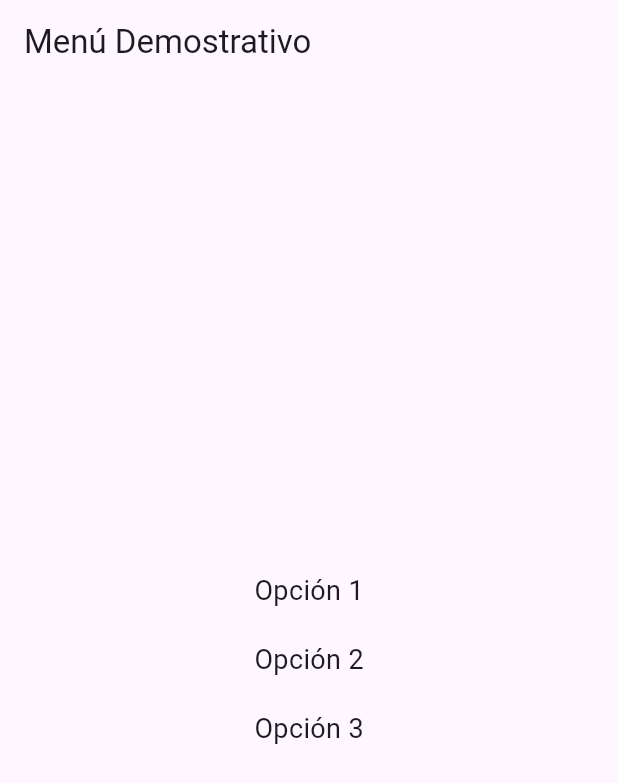
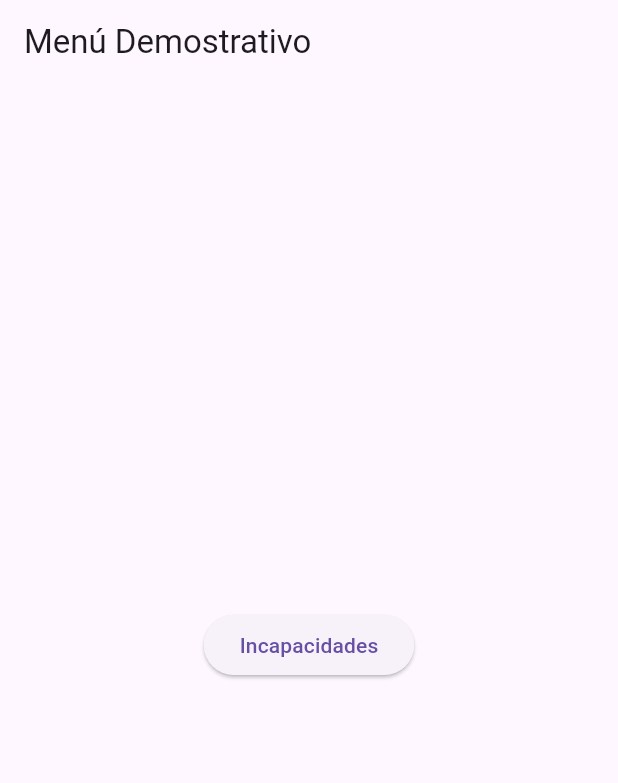
Before and after one commit to leoespi/talento_mxm_flutter, a Flutter app: the MenuPage screen opened directly, on a phone screen of 412 x 824 dp. Shown: the top 783 px of the screen. Run offline on Flutter 3.47's test engine with Material 3 defaults, Android fonts, the phone set to English and light mode, and no system bars; our stand-ins replace get, get_storage, google_fonts, image_picker; accounts and stored records are empty.

Commit message:
Incapacidades diseño (boton menu- elimine imagen logo)

```diff
--- a/lib/views/login_page.dart
+++ b/lib/views/login_page.dart
@@ -37,11 +37,7 @@ class _LoginPageState extends State<LoginPage> {
                     width: 200,
                     height: 200,
                     decoration: BoxDecoration(
-                      image: DecorationImage(
-                        image: NetworkImage(
-                            'https://storage.googleapis.com/mxm-2022/personalizacion/123399420963f51c1d9a4412.043673570.631880001677007901.png'),
-                        fit: BoxFit.contain,
-                      ),
+
                     ),
                   ),
                 ),
--- a/lib/views/menu.dart
+++ b/lib/views/menu.dart
@@ -1,4 +1,5 @@
 import 'package:flutter/material.dart';
+import 'package:talento_mxm_flutter/views/incapacidades_page.dart'; // Asegúrate de importar el archivo donde tienes la página de incapacidades
 
 class MenuPage extends StatelessWidget {
   @override
@@ -11,20 +12,17 @@ class MenuPage extends StatelessWidget {
         child: Column(
           mainAxisAlignment: MainAxisAlignment.center,
           children: <Widget>[
-            Text(
-              'Opción 1',
-              style: TextStyle(fontSize: 18),
+            ElevatedButton(
+              onPressed: () {
+                Navigator.push(
+                  context,
+                  MaterialPageRoute(builder: (context) => MyForm()), // Reemplaza IncapacidadesPage con el nombre de tu clase de la página de incapacidades
+                );
+              },
+              child: Text('Incapacidades'), // Cambia el texto según la opción que quieras
             ),
             SizedBox(height: 20),
-            Text(
-              'Opción 2',
-              style: TextStyle(fontSize: 18),
-            ),
-            SizedBox(height: 20),
-            Text(
-              'Opción 3',
-              style: TextStyle(fontSize: 18),
-            ),
+
           ],
         ),
       ),
--- a/pubspec.yaml
+++ b/pubspec.yaml
@@ -38,6 +38,7 @@ dependencies:
   google_fonts: ^6.2.1
   get: ^4.6.6
   get_storage: ^2.1.1
+  image_picker: ^1.1.1
 
 dev_dependencies:
   flutter_test:
```
Also changed, not shown: lib/views/incapacidades_page.dart (added, +114 -0 lines), pubspec.lock, 5 other files.
